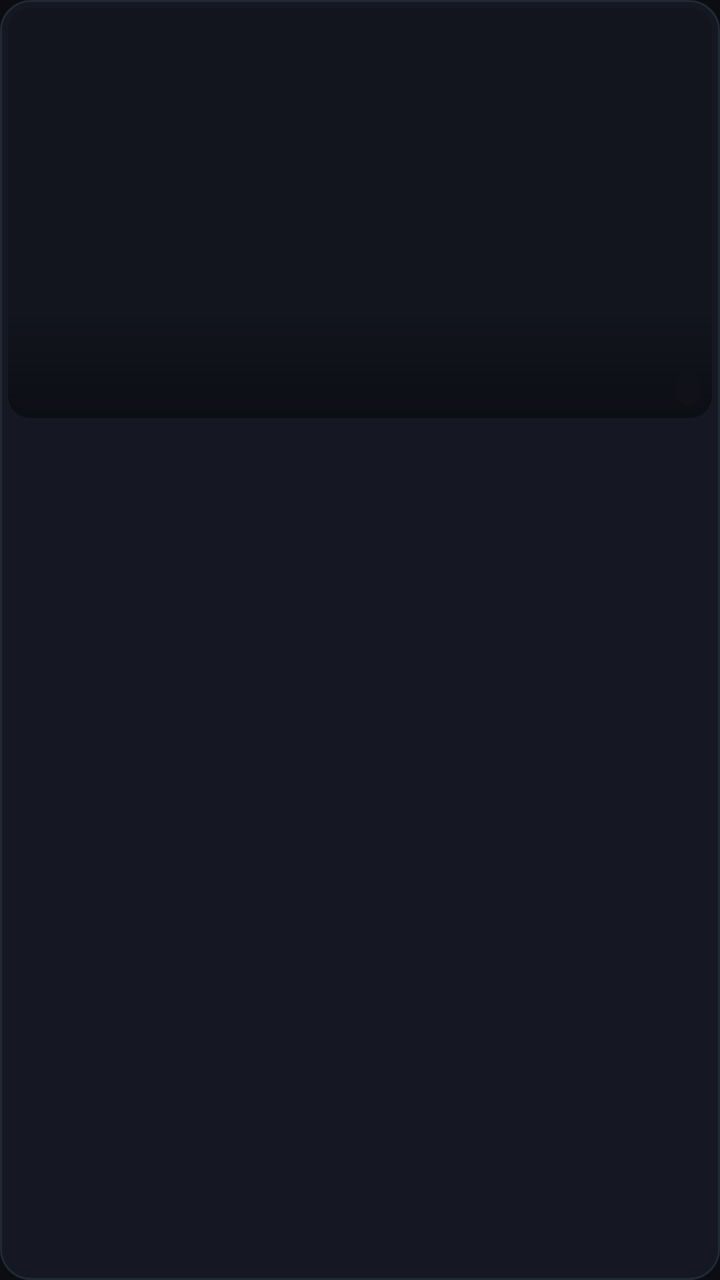
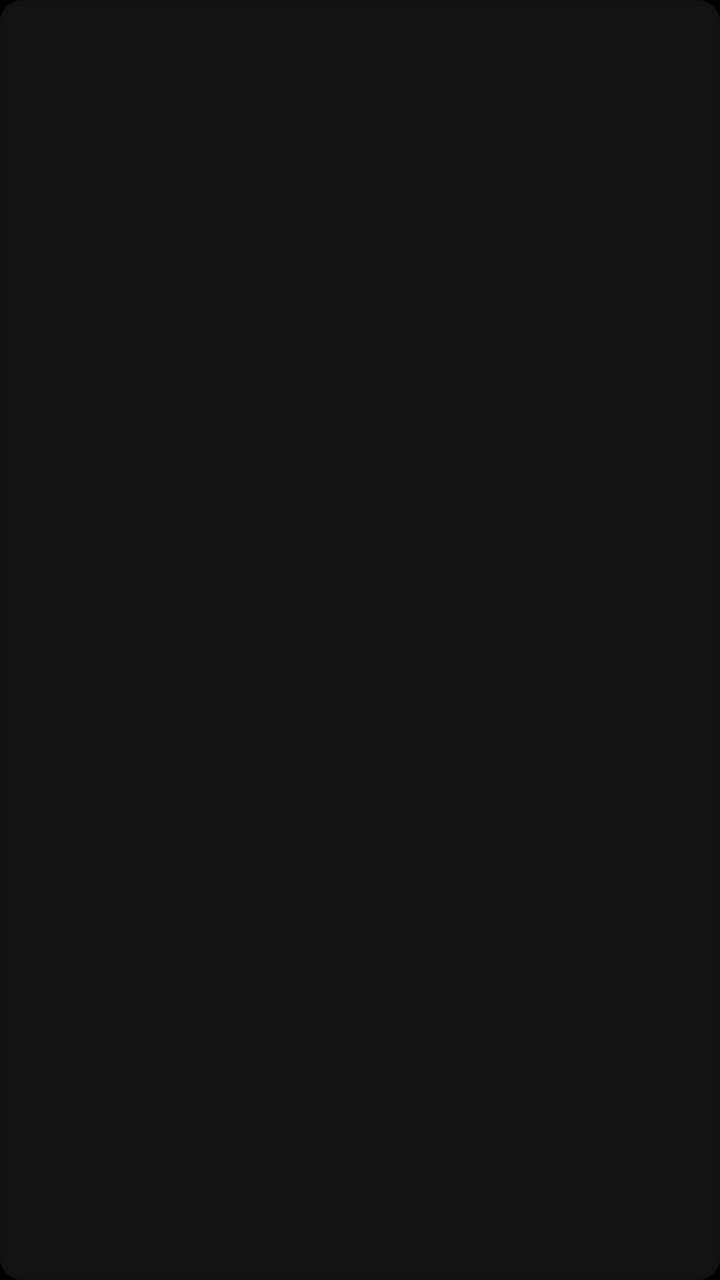

An Android layout rendered at two revisions. The XML below is the earlier revision; the diff shows what the commit changed to produce the second picture.
<!-- AndroidManifest.xml: application theme Theme.VietMovieTV -->
<!-- res/layout/item_movie.xml -->
<?xml version="1.0" encoding="utf-8"?>
<LinearLayout xmlns:android="http://schemas.android.com/apk/res/android"
    xmlns:app="http://schemas.android.com/apk/res-auto"
    android:layout_width="match_parent"
    android:layout_height="wrap_content"
    android:layout_margin="8dp"
    android:background="@drawable/bg_card_selector"
    android:clickable="true"
    android:clipChildren="false"
    android:clipToPadding="false"
    android:focusable="true"
    android:orientation="vertical"
    android:padding="4dp">

    <androidx.cardview.widget.CardView
        android:layout_width="match_parent"
        android:layout_height="205dp"
        app:cardBackgroundColor="#12151E"
        app:cardCornerRadius="11dp"
        app:cardElevation="0dp"
        app:cardPreventCornerOverlap="false">

        <FrameLayout
            android:layout_width="match_parent"
            android:layout_height="match_parent">

            <ImageView
                android:id="@+id/ivPoster"
                android:layout_width="match_parent"
                android:layout_height="match_parent"
                android:scaleType="centerCrop" />

            <View
                android:layout_width="match_parent"
                android:layout_height="56dp"
                android:layout_gravity="bottom"
                android:background="@drawable/bg_poster_gradient" />

            <TextView
                android:id="@+id/tvBadge"
                android:layout_width="wrap_content"
                android:layout_height="wrap_content"
                android:layout_gravity="top|start"
                android:layout_margin="6dp"
                android:background="@drawable/bg_badge"
                android:paddingStart="7dp"
                android:paddingTop="2dp"
                android:paddingEnd="7dp"
                android:paddingBottom="2dp"
                android:textColor="@color/accent_amber"
                android:textSize="10sp"
                android:textStyle="bold"
                android:visibility="gone" />

            <TextView
                android:id="@+id/tvDubBadge"
                android:layout_width="wrap_content"
                android:layout_height="wrap_content"
                android:layout_gravity="top|end"
                android:layout_margin="6dp"
                android:background="@drawable/bg_badge_dub"
                android:paddingStart="7dp"
                android:paddingTop="2dp"
                android:paddingEnd="7dp"
                android:paddingBottom="2dp"
                android:text="TM"
                android:textColor="#FFFFFF"
                android:textSize="10sp"
                android:textStyle="bold"
                android:visibility="gone" />

            <TextView
                android:id="@+id/tvSourceBadge"
                android:layout_width="wrap_content"
                android:layout_height="wrap_content"
                android:layout_gravity="bottom|end"
                android:layout_margin="6dp"
                android:background="@drawable/bg_badge"
                android:paddingStart="6dp"
                android:paddingTop="2dp"
                android:paddingEnd="6dp"
                android:paddingBottom="2dp"
                android:textColor="@color/accent_cyan"
                android:textSize="9sp"
                android:textStyle="bold" />
        </FrameLayout>
    </androidx.cardview.widget.CardView>

    <TextView
        android:id="@+id/tvTitle"
        android:layout_width="match_parent"
        android:layout_height="wrap_content"
        android:layout_marginTop="6dp"
        android:ellipsize="end"
        android:maxLines="1"
        android:paddingStart="6dp"
        android:paddingEnd="6dp"
        android:textColor="@color/text_primary"
        android:textSize="13sp"
        android:textStyle="bold" />

    <TextView
        android:id="@+id/tvSubTitle"
        android:layout_width="match_parent"
        android:layout_height="wrap_content"
        android:layout_marginBottom="4dp"
        android:ellipsize="end"
        android:maxLines="1"
        android:paddingStart="6dp"
        android:paddingEnd="6dp"
        android:textColor="@color/text_secondary"
        android:textSize="11sp" />

</LinearLayout>
<!-- resources referenced by this layout -->
<resources>
  <color name="accent_amber">#F59E0B</color>
  <color name="accent_cyan">#38BDF8</color>
  <color name="text_primary">#F9FAFB</color>
  <color name="text_secondary">#A1A9B8</color>
  <!-- drawable bg_badge (drawable) -->
  <?xml version="1.0" encoding="utf-8"?>
  <shape xmlns:android="http://schemas.android.com/apk/res/android"
      android:shape="rectangle">
      <solid android:color="@color/badge_bg" />
      <corners android:radius="8dp" />
  </shape>
  <!-- drawable bg_badge_dub (drawable) -->
  <?xml version="1.0" encoding="utf-8"?>
  <shape xmlns:android="http://schemas.android.com/apk/res/android"
      android:shape="rectangle">
      <solid android:color="#E6059669" />
      <corners android:radius="8dp" />
  </shape>
  <!-- drawable bg_card_selector (drawable) -->
  <?xml version="1.0" encoding="utf-8"?>
  <selector xmlns:android="http://schemas.android.com/apk/res/android">
      <item android:state_focused="true">
          <shape android:shape="rectangle">
              <solid android:color="#232838" />
              <stroke android:width="3dp" android:color="#FFFFFF" />
              <corners android:radius="15dp" />
          </shape>
      </item>
      <item android:state_pressed="true">
          <shape android:shape="rectangle">
              <solid android:color="#232838" />
              <stroke android:width="3dp" android:color="@color/netflix_red" />
              <corners android:radius="15dp" />
          </shape>
      </item>
      <item>
          <shape android:shape="rectangle">
              <solid android:color="#151822" />
              <stroke android:width="1dp" android:color="#232836" />
              <corners android:radius="15dp" />
          </shape>
      </item>
  </selector>
  <!-- drawable bg_poster_gradient (drawable) -->
  <?xml version="1.0" encoding="utf-8"?>
  <shape xmlns:android="http://schemas.android.com/apk/res/android"
      android:shape="rectangle">
      <gradient
          android:angle="270"
          android:endColor="#E60B0D12"
          android:startColor="#00000000"
          android:type="linear" />
  </shape>
  <style name="Theme.VietMovieTV" parent="Theme.AppCompat.NoActionBar">
          <item name="android:windowBackground">@color/bg_dark</item>
          <item name="colorPrimary">@color/netflix_red</item>
          <item name="colorAccent">@color/netflix_red</item>
          <item name="android:textColorPrimary">@color/text_primary</item>
          <item name="android:textColorSecondary">@color/text_secondary</item>
          <item name="alertDialogTheme">@style/Theme.VietMovieTV.Dialog</item>
      </style>
  <color name="badge_bg">#CC11131A</color>
  <color name="netflix_red">#E50914</color>
  <color name="bg_dark">#0B0D12</color>
  <style name="Theme.VietMovieTV.Dialog" parent="Theme.AppCompat.Dialog.Alert">
          <item name="android:windowBackground">@drawable/bg_dialog_rounded</item>
          <item name="colorAccent">@color/netflix_red</item>
          <item name="android:textColorPrimary">@color/text_primary</item>
          <item name="android:textColorSecondary">@color/text_secondary</item>
      </style>
  <!-- drawable bg_dialog_rounded (drawable) -->
  <?xml version="1.0" encoding="utf-8"?>
  <shape xmlns:android="http://schemas.android.com/apk/res/android"
      android:shape="rectangle">
      <solid android:color="#161922" />
      <stroke android:width="1.5dp" android:color="#2E3446" />
      <corners android:radius="18dp" />
  </shape>
</resources>

<!-- the commit's change to res/layout/item_movie.xml (unified diff, before → after) -->
@@ -1,22 +1,19 @@
 <?xml version="1.0" encoding="utf-8"?>
-<LinearLayout xmlns:android="http://schemas.android.com/apk/res/android"
+<FrameLayout xmlns:android="http://schemas.android.com/apk/res/android"
     xmlns:app="http://schemas.android.com/apk/res-auto"
     android:layout_width="match_parent"
-    android:layout_height="wrap_content"
-    android:layout_margin="8dp"
-    android:background="@drawable/bg_card_selector"
+    android:layout_height="196dp"
+    android:layout_margin="6dp"
+    android:background="@drawable/bg_poster_netflix_selector"
     android:clickable="true"
-    android:clipChildren="false"
-    android:clipToPadding="false"
     android:focusable="true"
-    android:orientation="vertical"
-    android:padding="4dp">
+    android:padding="3dp">
 
     <androidx.cardview.widget.CardView
         android:layout_width="match_parent"
-        android:layout_height="205dp"
-        app:cardBackgroundColor="#12151E"
-        app:cardCornerRadius="11dp"
+        android:layout_height="match_parent"
+        app:cardBackgroundColor="#141414"
+        app:cardCornerRadius="8dp"
         app:cardElevation="0dp"
         app:cardPreventCornerOverlap="false">
 
@@ -30,85 +27,38 @@
                 android:layout_height="match_parent"
                 android:scaleType="centerCrop" />
 
-            <View
-                android:layout_width="match_parent"
-                android:layout_height="56dp"
-                android:layout_gravity="bottom"
-                android:background="@drawable/bg_poster_gradient" />
+            <TextView
+                android:id="@+id/tvDubBadge"
+                android:layout_width="wrap_content"
+                android:layout_height="wrap_content"
+                android:layout_gravity="top|end"
+                android:layout_margin="5dp"
+                android:background="@drawable/bg_badge_dub"
+                android:paddingStart="6dp"
+                android:paddingTop="1dp"
+                android:paddingEnd="6dp"
+                android:paddingBottom="1dp"
+                android:text="TM"
+                android:textColor="#FFFFFF"
+                android:textSize="9sp"
+                android:textStyle="bold"
+                android:visibility="gone" />
 
             <TextView
                 android:id="@+id/tvBadge"
                 android:layout_width="wrap_content"
                 android:layout_height="wrap_content"
-                android:layout_gravity="top|start"
-                android:layout_margin="6dp"
+                android:layout_gravity="bottom|start"
+                android:layout_margin="5dp"
                 android:background="@drawable/bg_badge"
-                android:paddingStart="7dp"
-                android:paddingTop="2dp"
-                android:paddingEnd="7dp"
-                android:paddingBottom="2dp"
-                android:textColor="@color/accent_amber"
-                android:textSize="10sp"
+                android:paddingStart="5dp"
+                android:paddingTop="1dp"
+                android:paddingEnd="5dp"
+                android:paddingBottom="1dp"
+                android:textColor="#E5E5E5"
+                android:textSize="9sp"
                 android:textStyle="bold"
                 android:visibility="gone" />
-
-            <TextView
-                android:id="@+id/tvDubBadge"
-                android:layout_width="wrap_content"
-                android:layout_height="wrap_content"
-                android:layout_gravity="top|end"
-                android:layout_margin="6dp"
-                android:background="@drawable/bg_badge_dub"
-                android:paddingStart="7dp"
-                android:paddingTop="2dp"
-                android:paddingEnd="7dp"
-                android:paddingBottom="2dp"
-                android:text="TM"
-                android:textColor="#FFFFFF"
-                android:textSize="10sp"
-                android:textStyle="bold"
-                android:visibility="gone" />
-
-            <TextView
-                android:id="@+id/tvSourceBadge"
-                android:layout_width="wrap_content"
-                android:layout_height="wrap_content"
-                android:layout_gravity="bottom|end"
-                android:layout_margin="6dp"
-                android:background="@drawable/bg_badge"
-                android:paddingStart="6dp"
-                android:paddingTop="2dp"
-                android:paddingEnd="6dp"
-                android:paddingBottom="2dp"
-                android:textColor="@color/accent_cyan"
-                android:textSize="9sp"
-                android:textStyle="bold" />
         </FrameLayout>
     </androidx.cardview.widget.CardView>
-
-    <TextView
-        android:id="@+id/tvTitle"
-        android:layout_width="match_parent"
-        android:layout_height="wrap_content"
-        android:layout_marginTop="6dp"
-        android:ellipsize="end"
-        android:maxLines="1"
-        android:paddingStart="6dp"
-        android:paddingEnd="6dp"
-        android:textColor="@color/text_primary"
-        android:textSize="13sp"
-        android:textStyle="bold" />
-
-    <TextView
-        android:id="@+id/tvSubTitle"
-        android:layout_width="match_parent"
-        android:layout_height="wrap_content"
-        android:layout_marginBottom="4dp"
-        android:ellipsize="end"
-        android:maxLines="1"
-        android:paddingStart="6dp"
-        android:paddingEnd="6dp"
-        android:textColor="@color/text_secondary"
-        android:textSize="11sp" />
-
-</LinearLayout>
+</FrameLayout>
<!-- resource entries referenced after the edit -->
@@ -1,58 +1,45 @@
 <!-- resources referenced by this layout -->
 <resources>
-  <color name="accent_amber">#F59E0B</color>
-  <color name="accent_cyan">#38BDF8</color>
-  <color name="text_primary">#F9FAFB</color>
-  <color name="text_secondary">#A1A9B8</color>
+  <color name="text_primary">#FFFFFF</color>
+  <color name="text_secondary">#B3B3B3</color>
   <!-- drawable bg_badge (drawable) -->
   <?xml version="1.0" encoding="utf-8"?>
   <shape xmlns:android="http://schemas.android.com/apk/res/android"
       android:shape="rectangle">
-      <solid android:color="@color/badge_bg" />
-      <corners android:radius="8dp" />
+      <solid android:color="#CC000000" />
+      <corners android:radius="4dp" />
   </shape>
   <!-- drawable bg_badge_dub (drawable) -->
   <?xml version="1.0" encoding="utf-8"?>
   <shape xmlns:android="http://schemas.android.com/apk/res/android"
       android:shape="rectangle">
-      <solid android:color="#E6059669" />
-      <corners android:radius="8dp" />
+      <solid android:color="#E50914" />
+      <corners android:radius="4dp" />
   </shape>
-  <!-- drawable bg_card_selector (drawable) -->
+  <!-- drawable bg_poster_netflix_selector (drawable) -->
   <?xml version="1.0" encoding="utf-8"?>
   <selector xmlns:android="http://schemas.android.com/apk/res/android">
       <item android:state_focused="true">
           <shape android:shape="rectangle">
-              <solid android:color="#232838" />
+              <solid android:color="#000000" />
               <stroke android:width="3dp" android:color="#FFFFFF" />
-              <corners android:radius="15dp" />
+              <corners android:radius="11dp" />
           </shape>
       </item>
       <item android:state_pressed="true">
           <shape android:shape="rectangle">
-              <solid android:color="#232838" />
+              <solid android:color="#000000" />
               <stroke android:width="3dp" android:color="@color/netflix_red" />
-              <corners android:radius="15dp" />
+              <corners android:radius="11dp" />
           </shape>
       </item>
       <item>
           <shape android:shape="rectangle">
-              <solid android:color="#151822" />
-              <stroke android:width="1dp" android:color="#232836" />
-              <corners android:radius="15dp" />
+              <solid android:color="#121212" />
+              <corners android:radius="11dp" />
           </shape>
       </item>
   </selector>
-  <!-- drawable bg_poster_gradient (drawable) -->
-  <?xml version="1.0" encoding="utf-8"?>
-  <shape xmlns:android="http://schemas.android.com/apk/res/android"
-      android:shape="rectangle">
-      <gradient
-          android:angle="270"
-          android:endColor="#E60B0D12"
-          android:startColor="#00000000"
-          android:type="linear" />
-  </shape>
   <style name="Theme.VietMovieTV" parent="Theme.AppCompat.NoActionBar">
           <item name="android:windowBackground">@color/bg_dark</item>
           <item name="colorPrimary">@color/netflix_red</item>
@@ -61,9 +48,8 @@
           <item name="android:textColorSecondary">@color/text_secondary</item>
           <item name="alertDialogTheme">@style/Theme.VietMovieTV.Dialog</item>
       </style>
-  <color name="badge_bg">#CC11131A</color>
   <color name="netflix_red">#E50914</color>
-  <color name="bg_dark">#0B0D12</color>
+  <color name="bg_dark">#000000</color>
   <style name="Theme.VietMovieTV.Dialog" parent="Theme.AppCompat.Dialog.Alert">
           <item name="android:windowBackground">@drawable/bg_dialog_rounded</item>
           <item name="colorAccent">@color/netflix_red</item>
@@ -74,9 +60,9 @@
   <?xml version="1.0" encoding="utf-8"?>
   <shape xmlns:android="http://schemas.android.com/apk/res/android"
       android:shape="rectangle">
-      <solid android:color="#161922" />
-      <stroke android:width="1.5dp" android:color="#2E3446" />
-      <corners android:radius="18dp" />
+      <solid android:color="#141414" />
+      <stroke android:width="1dp" android:color="#2E2E2E" />
+      <corners android:radius="14dp" />
   </shape>
 </resources>
 
